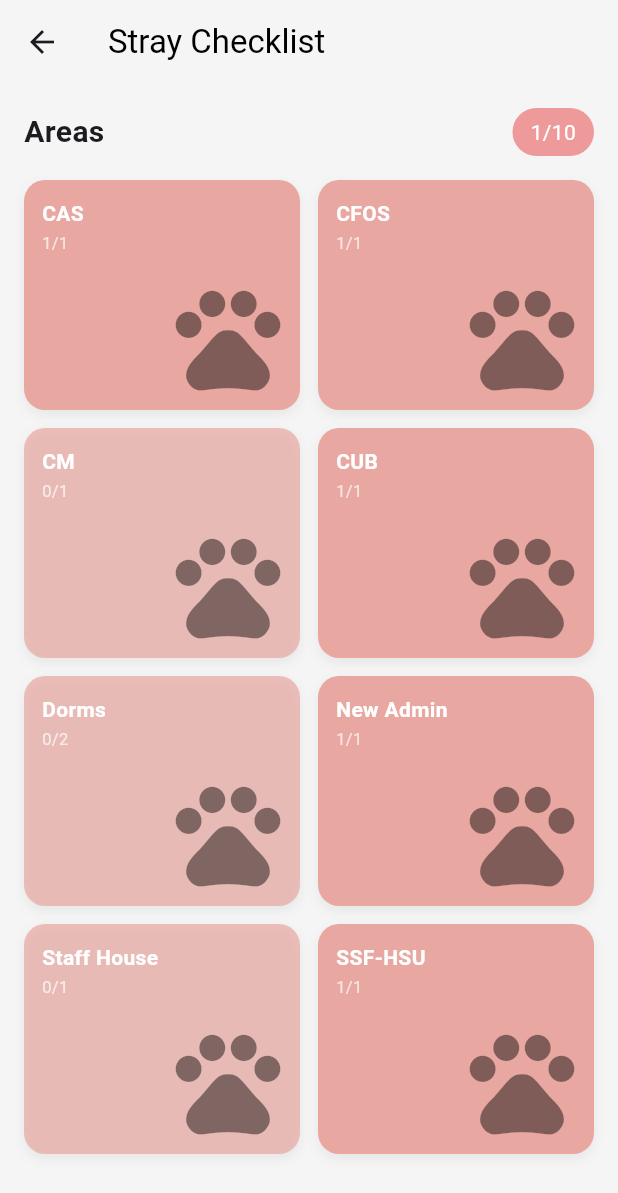
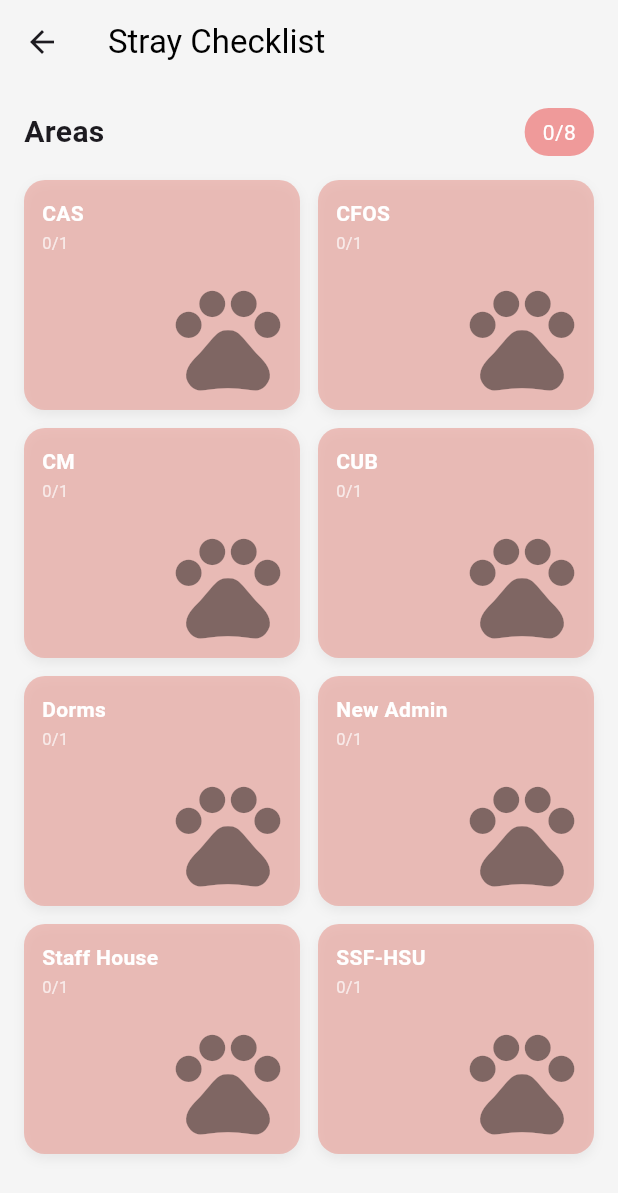
Before and after one commit to smcdelacruz/CMSC156-Embark-App, a Flutter app: the ChecklistScreen screen opened directly, on a phone screen of 412 x 824 dp. Shown: the top 1193 px of the screen. Run offline on Flutter 3.47's test engine with Material 3 defaults, Android fonts, the phone set to English and light mode, and no system bars; our stand-ins replace google_fonts, image_picker, like_button, shared_preferences; accounts and stored records are empty.

Commit message:
make cards appear on checklist

```diff
--- a/lib/models/stray.dart
+++ b/lib/models/stray.dart
@@ -52,6 +52,5 @@ class Stray {
   }
 
   String toJson() => jsonEncode(toMap());
-
   factory Stray.fromJson(String source) => Stray.fromMap(jsonDecode(source));
 }
--- /dev/null
+++ b/lib/models/stray_storage.dart
@@ -0,0 +1,23 @@
+import 'package:shared_preferences/shared_preferences.dart';
+import 'stray.dart';
+
+class StrayStorage {
+  static const _key = 'stray_list';
+
+  static Future<void> saveStrays(List<Stray> strays) async {
+    final prefs = await SharedPreferences.getInstance();
+    final jsonList = strays.map((s) => s.toJson()).toList();
+    await prefs.setStringList(_key, jsonList);
+  }
+
+  static Future<List<Stray>> loadStrays() async {
+    final prefs = await SharedPreferences.getInstance();
+    final jsonList = prefs.getStringList(_key) ?? [];
+    return jsonList.map((json) => Stray.fromJson(json)).toList();
+  }
+
+  static Future<List<Stray>> getStraysByLocation(String location) async {
+    final allStrays = await loadStrays();
+    return allStrays.where((s) => s.locations.contains(location)).toList();
+  }
+}
--- a/lib/screens/stray_checklist/checklist.dart
+++ b/lib/screens/stray_checklist/checklist.dart
@@ -1,24 +1,49 @@
 import 'package:flutter/material.dart';
+import '../../models/stray.dart';
+import '../../models/stray_storage.dart';
 import 'checklist_card.dart';
 import 'detail_screen.dart';
 
-class ChecklistScreen extends StatelessWidget {
+class ChecklistScreen extends StatefulWidget {
   const ChecklistScreen({super.key});
 
   @override
+  State<ChecklistScreen> createState() => _ChecklistScreenState();
+}
+
+class _ChecklistScreenState extends State<ChecklistScreen> {
+  final locations = [
+    "CAS",
+    "CFOS",
+    "CM",
+    "CUB",
+    "Dorms",
+    "New Admin",
+    "Staff House",
+    "SSF-HSU",
+  ];
+
+  Map<String, List<Stray>> locationStrays = {};
+
+  @override
+  void initState() {
+    super.initState();
+    loadStrays();
+  }
+
+  void loadStrays() async {
+    final allStrays = await StrayStorage.loadStrays();
+    final map = <String, List<Stray>>{};
+    for (var loc in locations) {
+      map[loc] = allStrays.where((s) => s.locations.contains(loc)).toList();
+    }
+    setState(() {
+      locationStrays = map;
+    });
+  }
+
+  @override
   Widget build(BuildContext context) {
-    final locations = [
-      //placeholder values
-      {"name": "CAS", "completed": 1, "total": 1},
-      {"name": "CFOS", "completed": 1, "total": 1},
-      {"name": "CM", "completed": 0, "total": 1},
-      {"name": "CUB", "completed": 1, "total": 1},
-      {"name": "Dorms", "completed": 0, "total": 2},
-      {"name": "New Admin", "completed": 1, "total": 1},
-      {"name": "Staff House", "completed": 0, "total": 1},
-      {"name": "SSF-HSU", "completed": 1, "total": 1},
-    ];
-
     return Scaffold(
       backgroundColor: const Color(0xFFF5F5F5),
       appBar: AppBar(
@@ -33,7 +58,6 @@ class ChecklistScreen extends StatelessWidget {
         padding: const EdgeInsets.all(16),
         child: Column(
           children: [
-            // Header
             Row(
               mainAxisAlignment: MainAxisAlignment.spaceBetween,
               children: [
@@ -50,17 +74,14 @@ class ChecklistScreen extends StatelessWidget {
                     color: Colors.red.shade200,
                     borderRadius: BorderRadius.circular(20),
                   ),
-                  child: const Text(
-                    "1/10",
-                    style: TextStyle(color: Colors.white),
+                  child: Text(
+                    "${locationStrays.values.where((l) => l.isNotEmpty).length}/${locations.length}",
+                    style: const TextStyle(color: Colors.white),
                   ),
                 ),
               ],
             ),
-
             const SizedBox(height: 16),
-
-            // Grid
             Expanded(
               child: GridView.builder(
                 itemCount: locations.length,
@@ -71,18 +92,17 @@ class ChecklistScreen extends StatelessWidget {
                   childAspectRatio: 1.2,
                 ),
                 itemBuilder: (context, index) {
-                  final item = locations[index];
-
+                  final loc = locations[index];
+                  final strays = locationStrays[loc] ?? [];
                   return ChecklistCard(
-                    title: item["name"] as String,
-                    completed: item["completed"] as int,
-                    total: item["total"] as int,
+                    title: loc,
+                    completed: strays.length, // all pets found
+                    total: strays.length > 0 ? strays.length : 1, // avoid 0/0
                     onTap: () {
                       Navigator.push(
                         context,
                         MaterialPageRoute(
-                          builder: (_) =>
-                              DetailScreen(title: item["name"] as String),
+                          builder: (_) => DetailScreen(title: loc),
                         ),
                       );
                     },
--- a/lib/screens/stray_checklist/checklist_card.dart
+++ b/lib/screens/stray_checklist/checklist_card.dart
@@ -21,12 +21,12 @@ class ChecklistCard extends StatelessWidget {
     return GestureDetector(
       onTap: onTap,
       child: Container(
-        padding: const EdgeInsets.all(12), // ↓ smaller padding
+        padding: const EdgeInsets.all(12),
         decoration: BoxDecoration(
           color: isDone
               ? const Color(0xFFE8A7A0)
               : const Color(0xFFE8A7A0).withOpacity(0.7),
-          borderRadius: BorderRadius.circular(14), // ↓ slightly tighter radius
+          borderRadius: BorderRadius.circular(14),
           boxShadow: [
             BoxShadow(
               color: Colors.black.withOpacity(0.06),
@@ -37,7 +37,6 @@ class ChecklistCard extends StatelessWidget {
         ),
         child: Stack(
           children: [
-            // Text
             Column(
               crossAxisAlignment: CrossAxisAlignment.start,
               children: [
@@ -45,30 +44,21 @@ class ChecklistCard extends StatelessWidget {
                   title,
                   style: const TextStyle(
                     color: Colors.white,
-                    fontSize: 14, // ↓ smaller
+                    fontSize: 14,
                     fontWeight: FontWeight.w600,
                   ),
                 ),
                 const SizedBox(height: 2),
                 Text(
                   "$completed/$total",
-                  style: const TextStyle(
-                    color: Colors.white70,
-                    fontSize: 11, // ↓ smaller
-                  ),
+                  style: const TextStyle(color: Colors.white70, fontSize: 11),
                 ),
               ],
             ),
-
-            // Paw icon
             const Positioned(
               bottom: -6,
               right: -6,
-              child: Icon(
-                Icons.pets,
-                size: 84, // ↓ smaller icon
-                color: Colors.black45,
-              ),
+              child: Icon(Icons.pets, size: 84, color: Colors.black45),
             ),
           ],
         ),
```
Also changed, not shown: lib/screens/stray_checklist/detail_screen.dart (+52 -6 lines).
